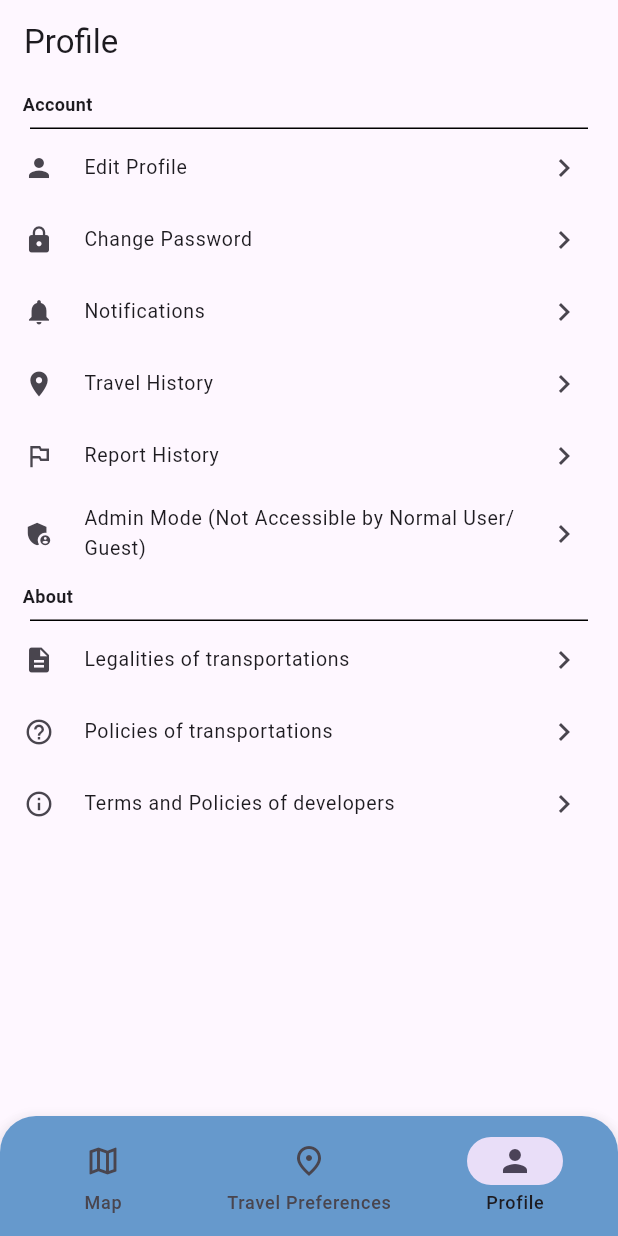
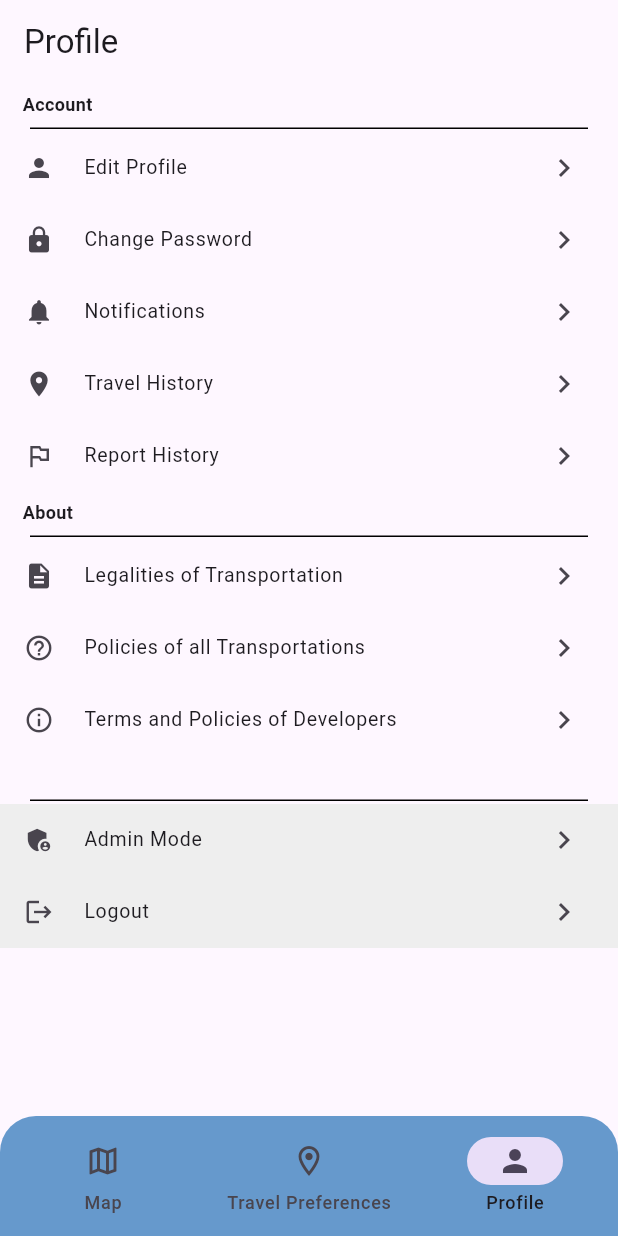
Before and after one commit to BGrazer/Maiway, a Flutter app: the HomeNavigation screen opened directly, item 3 of the bottom bar chosen, on a phone screen of 412 x 824 dp. Run offline on Flutter 3.47's test engine with Material 3 defaults, Android fonts, the phone set to English and light mode, and no system bars; our stand-ins replace flutter_map, geolocator, google_fonts, latlong2; missing offline and left inert: flutter_map_location_marker.

Commit message:
Login, Signup, Profile, Main

```diff
--- a/maiwayapp/lib/main.dart
+++ b/maiwayapp/lib/main.dart
@@ -1,7 +1,7 @@
 // lib/main.dart
 import 'package:flutter/material.dart';
+import 'loginpage.dart';
 import 'package:maiwayapp/profile_screen.dart';
-import 'package:maiwayapp/settings_screen.dart';
 import 'map_screen.dart';
 
 void main() {
@@ -20,7 +20,7 @@ class MyApp extends StatelessWidget {
         colorScheme: ColorScheme.fromSeed(seedColor: Colors.deepPurple),
         useMaterial3: true,
       ),
-      home: const HomeNavigation(),
+      home: LoginPage(),
     );
   }
 }
@@ -39,21 +39,17 @@ class _HomeNavigationState extends State<HomeNavigation> {
     MapScreen(),
     PlaceholderScreen(title: 'Travel Preferences'),
     ProfileScreen(),
-    SettingsScreen(),
   ];
 
   @override
   Widget build(BuildContext context) {
     return Scaffold(
-      extendBody: true,
       body: _pages[_currentIndex],
-      bottomNavigationBar: Material(
-        elevation: 8,
+      bottomNavigationBar: ClipRRect(
         borderRadius: const BorderRadius.only(
           topLeft: Radius.circular(24),
           topRight: Radius.circular(24),
         ),
-        clipBehavior: Clip.antiAlias,
         child: NavigationBar(
           backgroundColor: const Color(0xFF6699CC),
           selectedIndex: _currentIndex,
@@ -69,12 +65,12 @@ class _HomeNavigationState extends State<HomeNavigation> {
               label: 'Map',
             ),
             NavigationDestination(
-              icon: Icon(Icons.place_outlined),
-              selectedIcon: Icon(Icons.place_rounded),
+              icon: Icon(Icons.location_on_outlined),
+              selectedIcon: Icon(Icons.location_on),
               label: 'Travel Preferences',
             ),
             NavigationDestination(
-              icon: Icon(Icons.person_outline),
+              icon: Icon(Icons.person),
               selectedIcon: Icon(Icons.person),
               label: 'Profile',
             ),
--- a/maiwayapp/lib/profile_screen.dart
+++ b/maiwayapp/lib/profile_screen.dart
@@ -1,6 +1,5 @@
 import 'package:flutter/material.dart';
-import 'change_pass.dart';
-import 'user_report_page.dart';
+import 'loginpage.dart';
 
 class ProfileScreen extends StatelessWidget {
   const ProfileScreen({super.key});
@@ -11,6 +10,7 @@ class ProfileScreen extends StatelessWidget {
       appBar: AppBar(title: const Text('Profile')),
       body: ListView(
         children: [
+          //ACCOUNT
           const SectionHeader(title: 'Account'),
           _buildSettingsTile(
             icon: Icons.person,
@@ -20,14 +20,7 @@ class ProfileScreen extends StatelessWidget {
           _buildSettingsTile(
             icon: Icons.lock,
             title: 'Change Password',
-            onTap: () {
-              Navigator.push(
-                context,
-                MaterialPageRoute(
-                  builder: (context) => const ChangePasswordScreen(),
-                ),
-              );
-            },
+            onTap: () {},
           ),
           _buildSettingsTile(
             icon: Icons.notifications,
@@ -42,36 +35,48 @@ class ProfileScreen extends StatelessWidget {
           _buildSettingsTile(
             icon: Icons.outlined_flag,
             title: 'Report History',
-            onTap: () {
-              Navigator.push(
-                context,
-                MaterialPageRoute(
-                  builder: (context) => const AddReportScreen(),
-                ),
-              );
-            },
-          ),
-          _buildSettingsTile(
-            icon: Icons.admin_panel_settings,
-            title: 'Admin Mode (Not Accessible by Normal User/Guest)',
             onTap: () {},
           ),
-
+          //ABOUT
           const SectionHeader(title: 'About'),
           _buildSettingsTile(
             icon: Icons.description,
-            title: 'Legalities of transportations',
+            title: 'Legalities of Transportation',
             onTap: () {},
           ),
           _buildSettingsTile(
             icon: Icons.help_outline,
-            title: 'Policies of transportations',
+            title: 'Policies of all Transportations',
             onTap: () {},
           ),
           _buildSettingsTile(
             icon: Icons.info_outline,
-            title: 'Terms and Policies of developers',
+            title: 'Terms and Policies of Developers',
             onTap: () {},
+          ),
+          //ADMIN
+          const SectionHeader(title: ''),
+          Container(
+            color: Colors.grey[200],
+            child: _buildSettingsTile(
+              icon: Icons.admin_panel_settings,
+              title: 'Admin Mode',
+              onTap: () {},
+            ),
+          ),
+          Container(
+            color: Colors.grey[200],
+            child: _buildSettingsTile(
+              icon: Icons.logout,
+              title: 'Logout',
+              onTap: () {
+                Navigator.pushAndRemoveUntil(
+                  context,
+                  MaterialPageRoute(builder: (_) => LoginPage()),
+                  (route) => false,
+                );
+              },
+            ),
           ),
         ],
       ),
```
Also changed, not shown: maiwayapp/lib/loginpage.dart (added, +129 -0 lines), maiwayapp/lib/signup.dart (added, +124 -0 lines).
